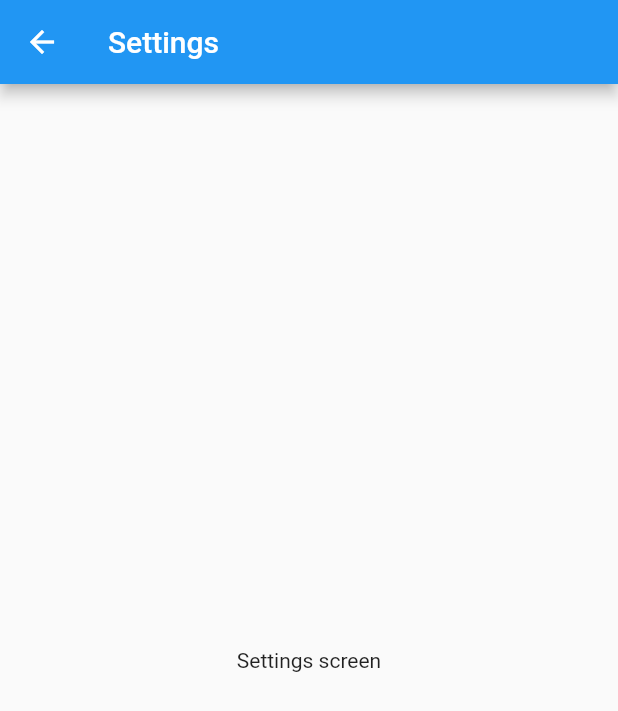
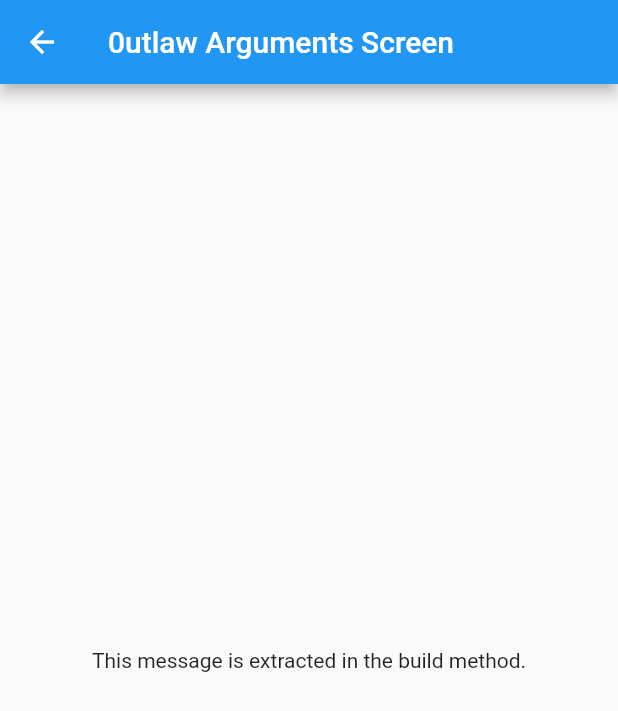
Before and after one commit to evansmwenda/Raashin-Flutter, a Flutter app: the screen it shows after launch, in the side drawer, after a tap on "Settings", on a phone screen of 412 x 824 dp. Shown: the top 711 px of the screen. Run offline on Flutter 3.47's test engine with Material 2 defaults, Android fonts, the phone set to English and light mode, and no system bars.

Commit message:
finished passing data to another screen

```diff
--- a/lib/home_page.dart
+++ b/lib/home_page.dart
@@ -43,7 +43,19 @@ class HomePage extends StatelessWidget {
               onTap: () {
                 //update the state of the app
                 Navigator.pop(context);
-                Navigator.pushNamed(context, '/settings');
+
+                Navigator.pushNamed(
+                  context,
+                  Settings.routeName,
+                  arguments: ScreenArguments(
+                    '0utlaw Arguments Screen',
+                    'This message is extracted in the build method.',
+                  ),
+                );
+
+//                Navigator.pushNamed(context, '/settings');
+
+
 //                Navigator.push(
 //                  context,
 //                  MaterialPageRoute(builder: (context) => Settings()),
@@ -82,3 +94,13 @@ class HomePage extends StatelessWidget {
     );
   }
 }
+
+// You can pass any object to the arguments parameter.
+// In this example, create a class that contains a customizable
+// title and message.
+class ScreenArguments {
+  final String title;
+  final String message;
+
+  ScreenArguments(this.title, this.message);
+}
--- a/lib/main.dart
+++ b/lib/main.dart
@@ -15,7 +15,8 @@ void main() {
     routes: {
       '/': (context) => MyApp(), //splash screen page
       '/home': (context) => HomePage(), //home page
-      '/settings': (context) => Settings(), //settings page
+//      '/settings': (context) => Settings(), //settings page
+      Settings.routeName: (context) => Settings(), //settings page
     },
   ));
 }
--- a/lib/screens/settings_page.dart
+++ b/lib/screens/settings_page.dart
@@ -1,6 +1,8 @@
 import 'package:flutter/material.dart';
+import 'package:flutter_raashin/home_page.dart';
 
 class Settings extends StatefulWidget{
+  static const routeName = '/settings';
   _SettingsState createState() => _SettingsState();
 
 }
@@ -8,12 +10,13 @@ class Settings extends StatefulWidget{
 class _SettingsState extends State<Settings>{
   @override
   Widget build(BuildContext context) {
+    final ScreenArguments args = ModalRoute.of(context).settings.arguments;
     return Scaffold(
       appBar: AppBar(
-        title: Text("Settings"),
+        title: Text(args.title),
       ),
       body:Center(
-        child: Text("Settings screen"),
+        child: Text(args.message),
       ),
     );
   }
```
